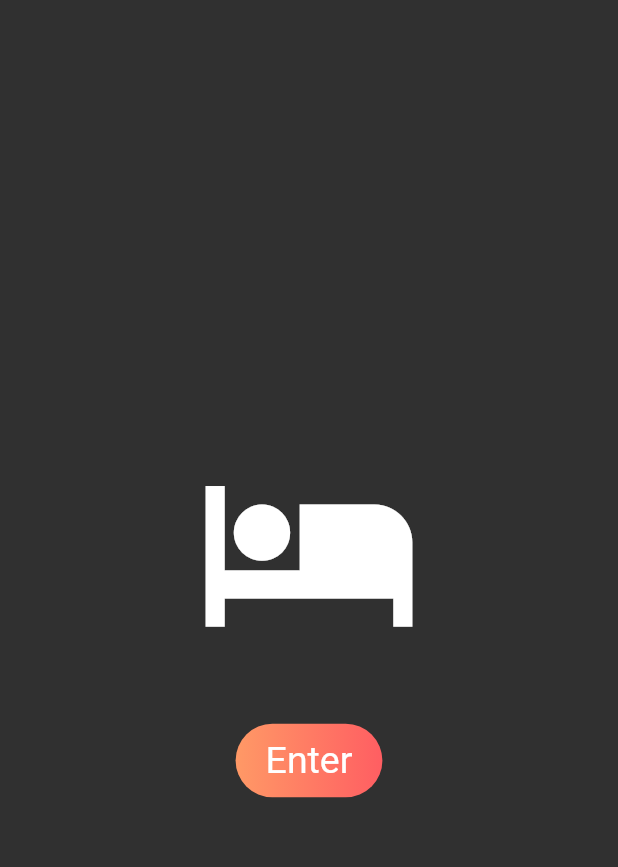
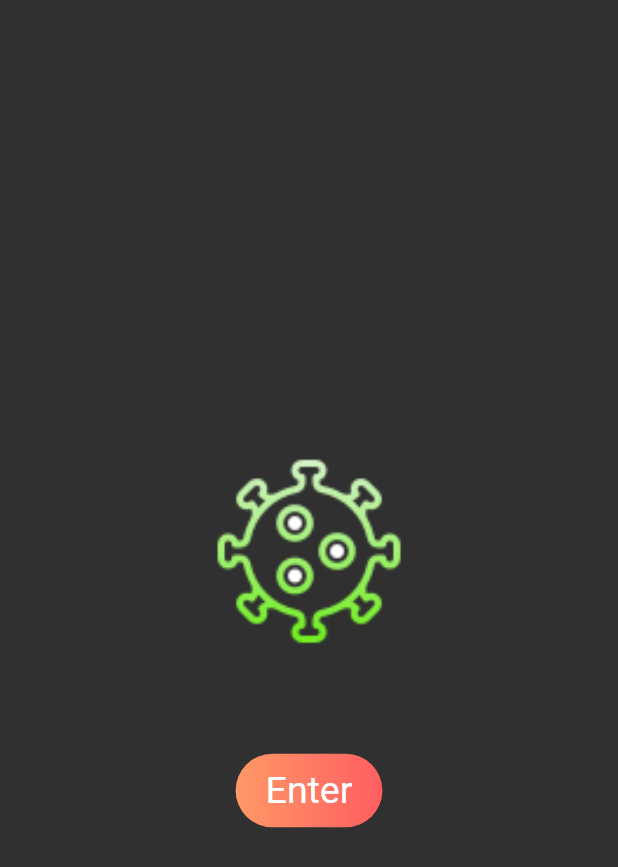
Before and after one commit to alisolanki/Incubate-Hack-2020, a Flutter app: the screen it shows after launch, on a phone screen of 412 x 824 dp. Shown: the top 867 px of the screen. Run offline on Flutter 3.47's test engine with Material 2 defaults, Android fonts, the phone set to English and light mode, and no system bars; our stand-ins replace geolocator.

Commit message:
homepage edited

```diff
--- a/bed_track/lib/homepage.dart
+++ b/bed_track/lib/homepage.dart
@@ -18,10 +18,16 @@ class _HomeState extends State<Home> {
           child: Column(
             mainAxisAlignment: MainAxisAlignment.center,
             children: <Widget>[
-              Icon(
-                Icons.hotel,
-                size: 150,
-                color: Colors.white,
+              Container(
+                width: 150,
+                height: 150,
+                decoration: BoxDecoration(
+                    image: DecorationImage(
+                  fit: BoxFit.fill,
+                  image: AssetImage("images/ic_launcher.png"),
+                )),
+                margin: EdgeInsets.symmetric(vertical: 20),
+//                  Image.asset("images/ic_launcher.png"),
               ),
               SizedBox(
                 height: 40,
--- a/bed_track/pubspec.yaml
+++ b/bed_track/pubspec.yaml
@@ -45,8 +45,8 @@ flutter:
   uses-material-design: true
 
   # To add assets to your application, add an assets section, like this:
-  # assets:
-  #   - images/a_dot_burr.jpeg
+  assets:
+     - images/
   #   - images/a_dot_ham.jpeg
 
   # An image asset can refer to one or more resolution-specific "variants", see
```
Also changed, not shown: bed_track/images/ic_launcher.png (added).
